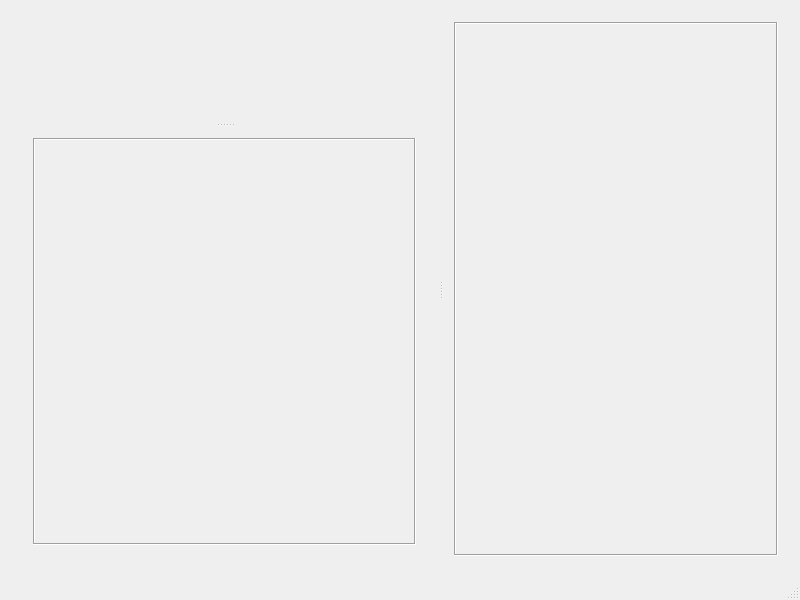
Above: gui/ui/MainWindow.ui from wulf97/CVVEditor before the change. Below: the same form after it.
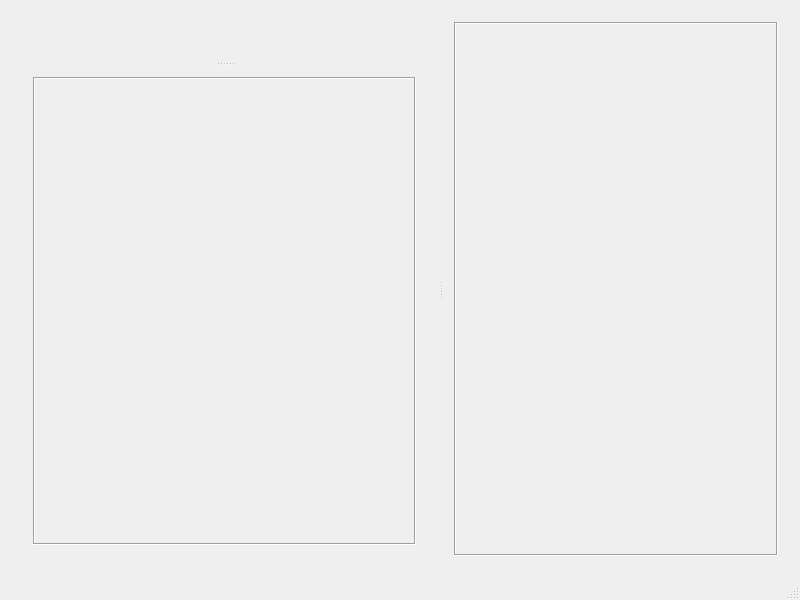
That is the form after the change.

What changed in the file:
```diff
--- a/gui/ui/MainWindow.ui
+++ b/gui/ui/MainWindow.ui
@@ -71,6 +71,12 @@
                </property>
                <item>
                 <widget class="QScrollArea" name="scrollArea">
+                 <property name="minimumSize">
+                  <size>
+                   <width>0</width>
+                   <height>250</height>
+                  </size>
+                 </property>
                  <property name="frameShape">
                   <enum>QFrame::Box</enum>
                  </property>
@@ -83,7 +89,7 @@
                     <x>0</x>
                     <y>0</y>
                     <width>386</width>
-                    <height>512</height>
+                    <height>514</height>
                    </rect>
                   </property>
                   <layout class="QVBoxLayout" name="verticalLayout">
```
Left out of the diff: 4 changed lines with no effect on the pictures.
